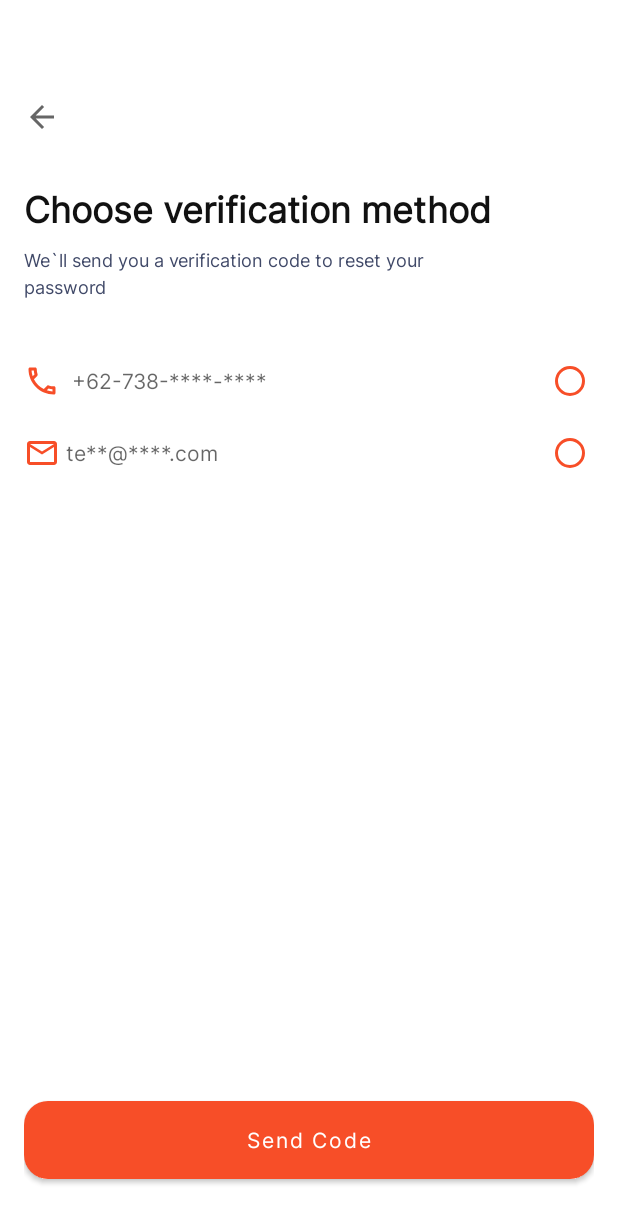
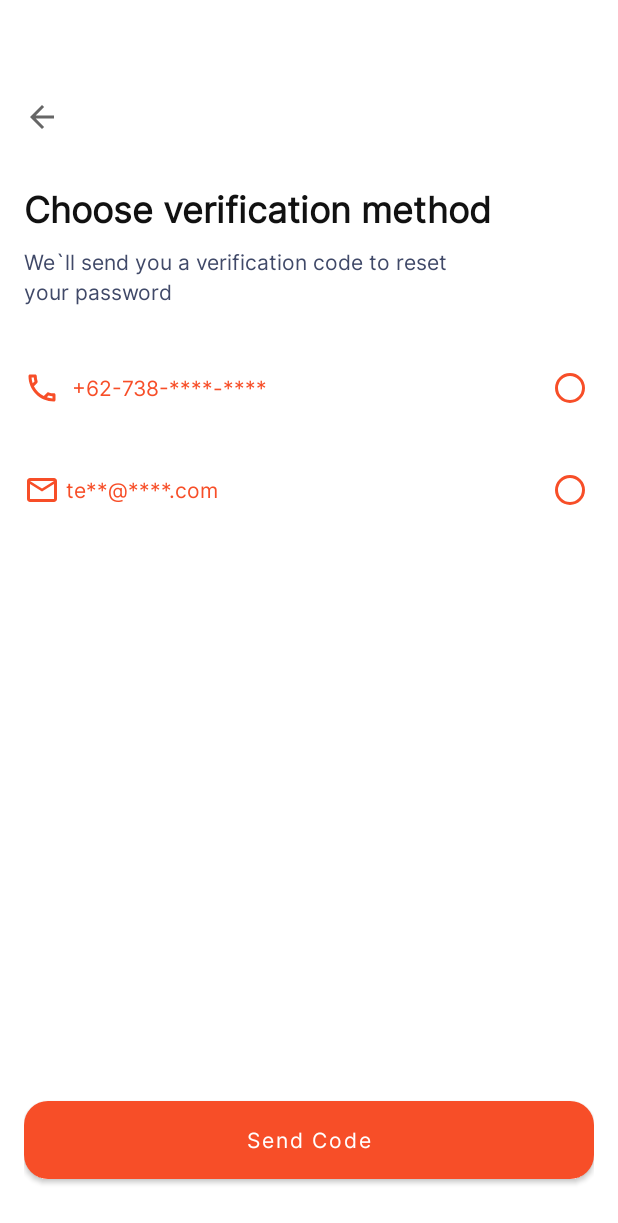
Before and after one commit to SYNRGY-6-TEAM-5/mobile-android, an Android app: the ForgotPassFragment screen opened directly, with no data from a screen before it, on a phone screen of 412 x 824 dp. Shown: the top 1223 px of the screen. Run offline under Robolectric (Android 15) with nearby library versions, the phone set to English and light mode, and no system bars; libraries missing offline, so code that uses them is left out: www.sanju.motiontoast.

Commit message:
fix: ui home, ui forgot password

```diff
--- a/app/src/main/res/layout/dialog_pass_recovery.xml
+++ b/app/src/main/res/layout/dialog_pass_recovery.xml
@@ -35,7 +35,7 @@
                                     android:textColor="@color/base_black" />
 
                                 <com.google.android.material.textview.MaterialTextView
-                                    style="@style/TextXS.Regular"
+                                    style="@style/TextS.Regular"
                                     android:layout_width="300dp"
                                     android:layout_height="wrap_content"
                                     android:text="@string/password_recovery_desc"
--- a/app/src/main/res/layout/fragment_forgot_pass.xml
+++ b/app/src/main/res/layout/fragment_forgot_pass.xml
@@ -35,7 +35,7 @@
                 android:textColor="@color/base_black" />
 
             <com.google.android.material.textview.MaterialTextView
-                style="@style/TextXS.Regular"
+                style="@style/TextS.Regular"
                 android:layout_width="300dp"
                 android:layout_height="wrap_content"
                 android:text="@string/choose_verification_desc"
@@ -55,22 +55,27 @@
                     android:layout_width="match_parent"
                     android:buttonTint="@color/primary_500"
                     android:drawableLeft="@drawable/outline_phone"
+                    android:drawableTint="@color/primary_500"
                     android:drawablePadding="4dp"
                     android:hint=" +62-738-****-****"
                     android:layout_height="wrap_content"
                     android:layoutDirection="rtl"
-                    android:textDirection="ltr"/>
+                    android:textDirection="ltr"
+                    android:layout_marginBottom="20dp"
+                    android:textColorHint="@color/primary_500"/>
 
                 <RadioButton
                     android:id="@+id/radio_email"
                     android:layout_width="match_parent"
                     android:buttonTint="@color/primary_500"
                     android:drawableLeft="@drawable/outline_mail"
+                    android:drawableTint="@color/primary_500"
                     android:drawablePadding="4dp"
                     android:hint=" te****@*****.com"
                     android:layout_height="wrap_content"
                     android:layoutDirection="rtl"
-                    android:textDirection="ltr"/>
+                    android:textDirection="ltr"
+                    android:textColorHint="@color/primary_500"/>
             </RadioGroup>
 
         </LinearLayout>
--- a/app/src/main/res/values/strings.xml
+++ b/app/src/main/res/values/strings.xml
@@ -12,7 +12,7 @@
     <string name="choose_verification">Choose verification method</string>
     <string name="choose_verification_desc">We`ll send you a verification code to reset your password</string>
     <string name="verification_code">Verification Code</string>
-    <string name="verification_code_desc">We have sent the code verification to %s!. Please input the 4 digits code</string>
+    <string name="verification_code_desc">We have sent the code verification to %1$s!. Please input the 4 digits code</string>
     <string name="resend">Resend</string>
 
     <string name="server_client_id">432632858701-8pjqliu5fet9klpoqoa4o22oni7q700a.apps.googleusercontent.com</string>
```
Also changed, not shown: app/src/main/java/com/synrgy/aeroswift/presentation/fragment/forgotpassword/VerificationCodePassFragment.kt (+9 -0 lines), app/src/main/res/layout/fragment_home.xml (+11 -18 lines).
